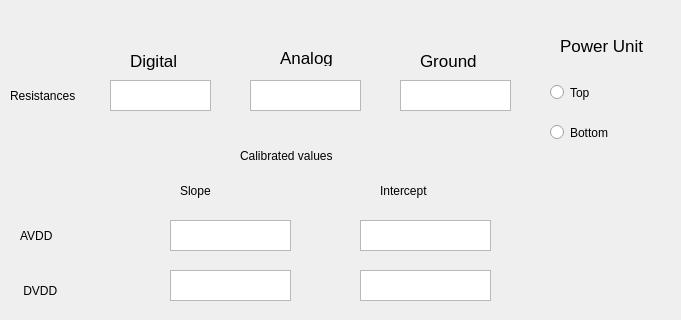
Above: GUI/calibrationpb.ui from AudreyFrancisco/SingleLadderQualification before the change; both pictures show x 0 to 681 and y 0 to 320 of the 842 by 608 pixel window. Below: the same form after it.
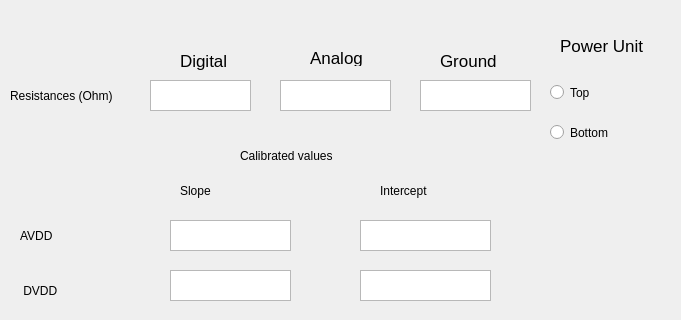
That is the form after the change.

The edit to the form file:
```diff
--- a/GUI/calibrationpb.ui
+++ b/GUI/calibrationpb.ui
@@ -16,7 +16,7 @@
   <widget class="QLabel" name="label">
    <property name="geometry">
     <rect>
-     <x>280</x>
+     <x>310</x>
      <y>50</y>
      <width>71</width>
      <height>16</height>
@@ -34,7 +34,7 @@
   <widget class="QLabel" name="label_2">
    <property name="geometry">
     <rect>
-     <x>130</x>
+     <x>180</x>
      <y>50</y>
      <width>81</width>
      <height>21</height>
@@ -52,7 +52,7 @@
   <widget class="QLabel" name="label_3">
    <property name="geometry">
     <rect>
-     <x>420</x>
+     <x>440</x>
      <y>50</y>
      <width>81</width>
      <height>21</height>
@@ -88,7 +88,7 @@
   <widget class="QTextEdit" name="dcal">
    <property name="geometry">
     <rect>
-     <x>110</x>
+     <x>150</x>
      <y>80</y>
      <width>101</width>
      <height>31</height>
@@ -98,7 +98,7 @@
   <widget class="QTextEdit" name="acal">
    <property name="geometry">
     <rect>
-     <x>250</x>
+     <x>280</x>
      <y>80</y>
      <width>111</width>
      <height>31</height>
@@ -108,7 +108,7 @@
   <widget class="QTextEdit" name="bbcal">
    <property name="geometry">
     <rect>
-     <x>400</x>
+     <x>420</x>
      <y>80</y>
      <width>111</width>
      <height>31</height>
@@ -284,12 +284,12 @@
     <rect>
      <x>10</x>
      <y>80</y>
-     <width>91</width>
+     <width>121</width>
      <height>31</height>
     </rect>
    </property>
    <property name="text">
-    <string>Resistances</string>
+    <string>Resistances (Ohm)</string>
    </property>
   </widget>
   <widget class="QLabel" name="label_11">
```
